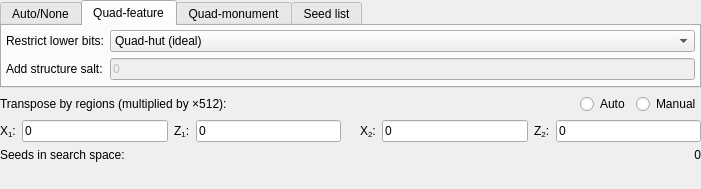
Old version of the form src/formgen48.ui in the repository Cubitect/cubiomes-viewer.
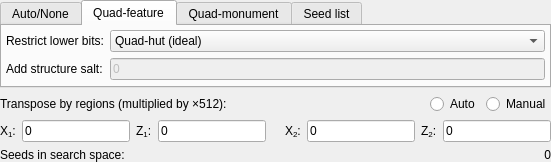
New version of the form. Custom widgets are drawn as their Qt base class.

Commit message: remove geometry tags

```diff
--- a/src/formgen48.ui
+++ b/src/formgen48.ui
@@ -2,14 +2,6 @@
 <ui version="4.0">
  <class>FormGen48</class>
  <widget class="QWidget" name="FormGen48">
-  <property name="geometry">
-   <rect>
-    <x>0</x>
-    <y>0</y>
-    <width>701</width>
-    <height>189</height>
-   </rect>
-  </property>
   <property name="sizePolicy">
    <sizepolicy hsizetype="Expanding" vsizetype="Expanding">
     <horstretch>0</horstretch>
```
The commit also changes 1 other file.
